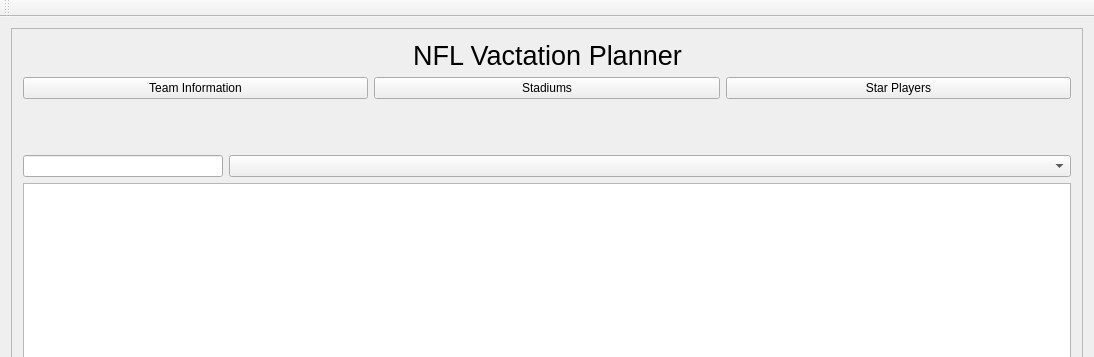
Cyriously1/NFLTour, file mainwindow.ui: the form before one commit; both pictures show x 0 to 1094 and y 0 to 357 of the 1094 by 747 pixel window.
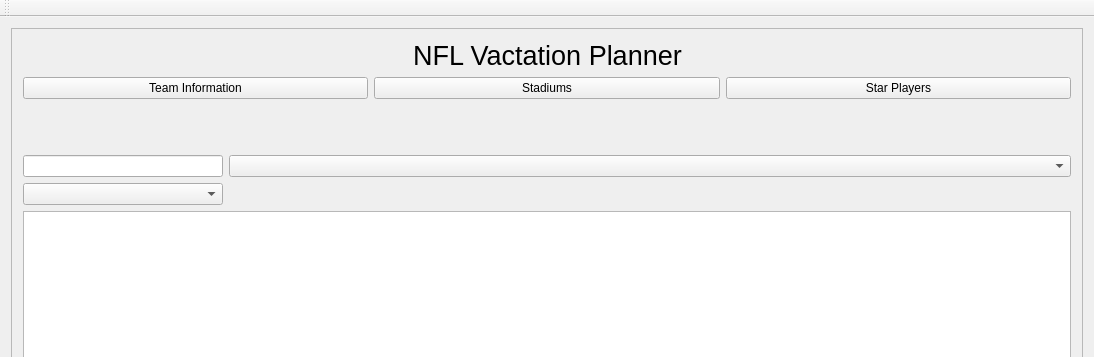
The form after the commit.

Commit message: stadium combo box

Patch:
```diff
--- a/mainwindow.ui
+++ b/mainwindow.ui
@@ -32,7 +32,7 @@
          <x>0</x>
          <y>0</y>
          <width>1074</width>
-         <height>798</height>
+         <height>830</height>
         </rect>
        </property>
        <layout class="QGridLayout" name="gridLayout_2">
@@ -131,6 +131,43 @@
             </item>
            </layout>
           </item>
+          <item>
+           <layout class="QHBoxLayout" name="horizontalLayout_4">
+            <property name="bottomMargin">
+             <number>0</number>
+            </property>
+            <item>
+             <layout class="QHBoxLayout" name="horizontalLayout_5">
+              <property name="bottomMargin">
+               <number>0</number>
+              </property>
+              <item>
+               <widget class="QComboBox" name="stadium_comboBox">
+                <property name="minimumSize">
+                 <size>
+                  <width>200</width>
+                  <height>0</height>
+                 </size>
+                </property>
+               </widget>
+              </item>
+              <item>
+               <spacer name="stadium_spacer">
+                <property name="orientation">
+                 <enum>Qt::Horizontal</enum>
+                </property>
+                <property name="sizeHint" stdset="0">
+                 <size>
+                  <width>40</width>
+                  <height>20</height>
+                 </size>
+                </property>
+               </spacer>
+              </item>
+             </layout>
+            </item>
+           </layout>
+          </item>
           <item>
            <widget class="QTableWidget" name="table">
             <property name="sizePolicy">
```
The commit also changes 3 other files.
